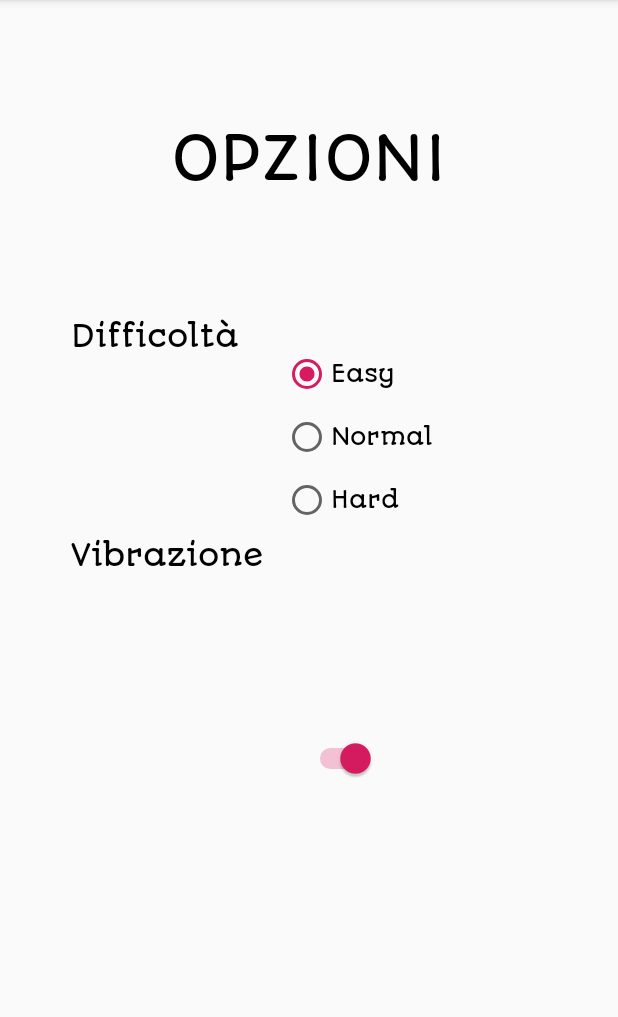
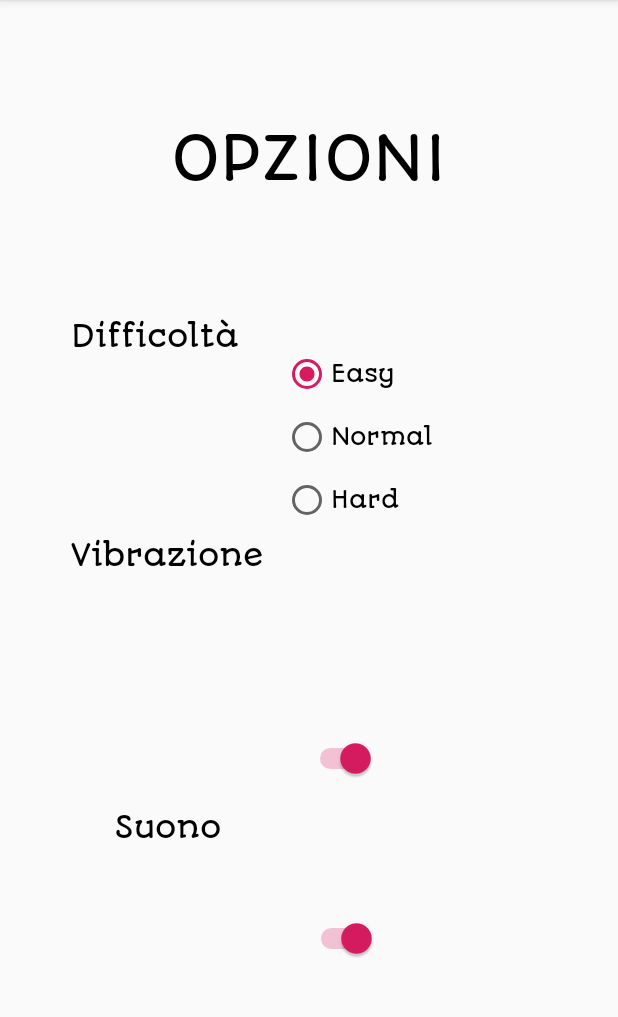
Before and after one commit to narder-davide/ProgettoIS, an Android app: the screen it shows after launch (OptionsActivity), after a tap on "OPZIONI", on a phone screen of 412 x 824 dp, the part 84-1101 px from its top. Run offline under Robolectric (Android 15) with nearby library versions, the phone set to English and light mode, and no system bars.

Commit message:
Updated some classes

```diff
--- a/app/src/main/java/it/unive/dais/ingsoftware/forza4/MainActivity.java
+++ b/app/src/main/java/it/unive/dais/ingsoftware/forza4/MainActivity.java
@@ -38,11 +38,8 @@ public class MainActivity extends AppCompatActivity {
 
         Boolean vibr = settings.getBoolean("VIBRATION", true);
         String diff = settings.getString("DIFFICULT", "easy");
+        Boolean sound = settings.getBoolean("SOUND", true);
         String LastGame = settings.getString("LASTGAME", "");
-        /*editor.putBoolean("VIBRATION", vibr);
-        editor.putString("DIFFICULT", diff);
-        editor.putString("LASTGAME", statusLastGame);
-        editor.commit();*/
 
         // Recupero bottone per NUOVA PARTITA
         newGameButton = findViewById(R.id.newGameButton);
--- a/app/src/main/java/it/unive/dais/ingsoftware/forza4/NewGameActivity.java
+++ b/app/src/main/java/it/unive/dais/ingsoftware/forza4/NewGameActivity.java
@@ -1,6 +1,7 @@
 package it.unive.dais.ingsoftware.forza4;
 
 import android.content.SharedPreferences;
+import android.media.MediaPlayer;
 import android.os.AsyncTask;
 import android.os.Bundle;
 import android.preference.PreferenceManager;
@@ -46,6 +47,8 @@ public class NewGameActivity extends AppCompatActivity implements RobotControl.O
     Thread threadTimer = null;
     int minutes = 0, seconds = 0;
 
+    MediaPlayer mediaPlayer = null;
+
     private RobotControl r;
     private EV3 ev3;
 
@@ -73,6 +76,8 @@ public class NewGameActivity extends AppCompatActivity implements RobotControl.O
         textTurno = findViewById(R.id.textTurno);
 
         gameGrid = findViewById(R.id.gamegrid);
+
+        mediaPlayer = MediaPlayer.create(this, R.raw.coin_sound);
 
         // Associazione robot con Bluetooth
         new ConnectTask().execute(this);
@@ -312,6 +317,7 @@ public class NewGameActivity extends AppCompatActivity implements RobotControl.O
                 //il thread runonUI non finisce in tempo
                 if (!endGame) {
                     this.r.dropToken(coordinateRobot);
+                    mediaPlayer.start();
                 }
                 else {
                     return;
--- a/app/src/main/java/it/unive/dais/ingsoftware/forza4/OptionsActivity.java
+++ b/app/src/main/java/it/unive/dais/ingsoftware/forza4/OptionsActivity.java
@@ -32,11 +32,14 @@ public class OptionsActivity extends AppCompatActivity {
 
         Switch switchVibrazione = findViewById(R.id.switchVibrazione);
 
+        Switch switchSound = findViewById(R.id.switchSound);
+
         // classe SharedPreference per salvare le opzioni di gioco e la stringa che corrisponde allo stato della partita
         SharedPreferences settings = PreferenceManager.getDefaultSharedPreferences(getApplicationContext());
         SharedPreferences.Editor editor = settings.edit();
 
         Boolean vibr = settings.getBoolean("VIBRATION", true);
+        Boolean sound = settings.getBoolean("SOUND", true);
         String diff = settings.getString("DIFFICULT", "easy");
 
         // Vibrazione all'apertura dell'activity
@@ -73,6 +76,32 @@ public class OptionsActivity extends AppCompatActivity {
                 }
                 else {
                     editor.putBoolean("VIBRATION", false);
+                }
+                editor.commit();
+            }
+        });
+
+        // GESTIONE SUONI
+
+        if (sound == true){
+            switchSound.setChecked(true);
+            editor.putBoolean("SOUND", true);
+            editor.commit();
+        }
+        else {
+            switchSound.setChecked(false);
+            editor.putBoolean("SOUND", false);
+            editor.commit();
+        }
+
+        switchSound.setOnCheckedChangeListener(new CompoundButton.OnCheckedChangeListener() {
+            @Override
+            public void onCheckedChanged(CompoundButton buttonView, boolean isChecked) {
+                if (isChecked){
+                    editor.putBoolean("SOUND", true);
+                }
+                else {
+                    editor.putBoolean("SOUND", false);
                 }
                 editor.commit();
             }
--- a/app/src/main/res/layout/activity_options.xml
+++ b/app/src/main/res/layout/activity_options.xml
@@ -33,6 +33,23 @@
         android:text="Vibrazione"
         android:textColor="#000000"
         android:textSize="20dp"
+        app:layout_constraintEnd_toEndOf="parent"
+        app:layout_constraintStart_toStartOf="parent"
+        app:layout_constraintTop_toBottomOf="@+id/textDifficult" />
+
+    <TextView
+        android:id="@+id/textSound"
+        android:layout_width="wrap_content"
+        android:layout_height="wrap_content"
+        android:layout_marginBottom="101dp"
+        android:layout_marginEnd="239dp"
+        android:layout_marginStart="50dp"
+        android:layout_marginTop="200dp"
+        android:fontFamily="@font/autour_one"
+        android:text="Suono"
+        android:textColor="#000000"
+        android:textSize="20dp"
+        app:layout_constraintBottom_toBottomOf="parent"
         app:layout_constraintEnd_toEndOf="parent"
         app:layout_constraintStart_toStartOf="parent"
         app:layout_constraintTop_toBottomOf="@+id/textDifficult" />
@@ -110,4 +127,17 @@
             android:textColor="#000000"
             android:textSize="15dp" />
     </RadioGroup>
+
+    <Switch
+        android:id="@+id/switchSound"
+        android:layout_width="49dp"
+        android:layout_height="41dp"
+        android:layout_marginBottom="89dp"
+        android:layout_marginEnd="154dp"
+        android:layout_marginStart="47dp"
+        android:layout_marginTop="46dp"
+        app:layout_constraintBottom_toBottomOf="parent"
+        app:layout_constraintEnd_toEndOf="parent"
+        app:layout_constraintStart_toEndOf="@+id/textSound"
+        app:layout_constraintTop_toBottomOf="@+id/switchVibrazione" />
 </android.support.constraint.ConstraintLayout>
```
